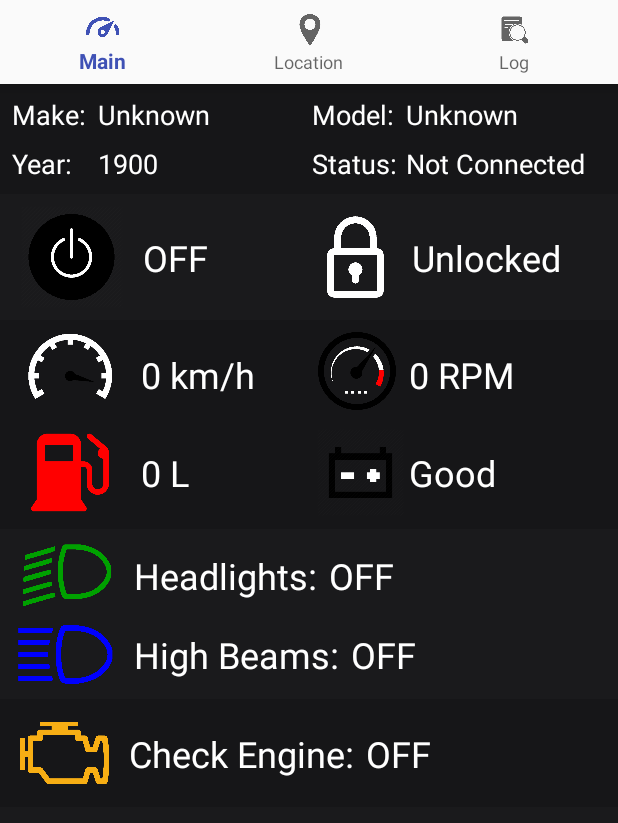
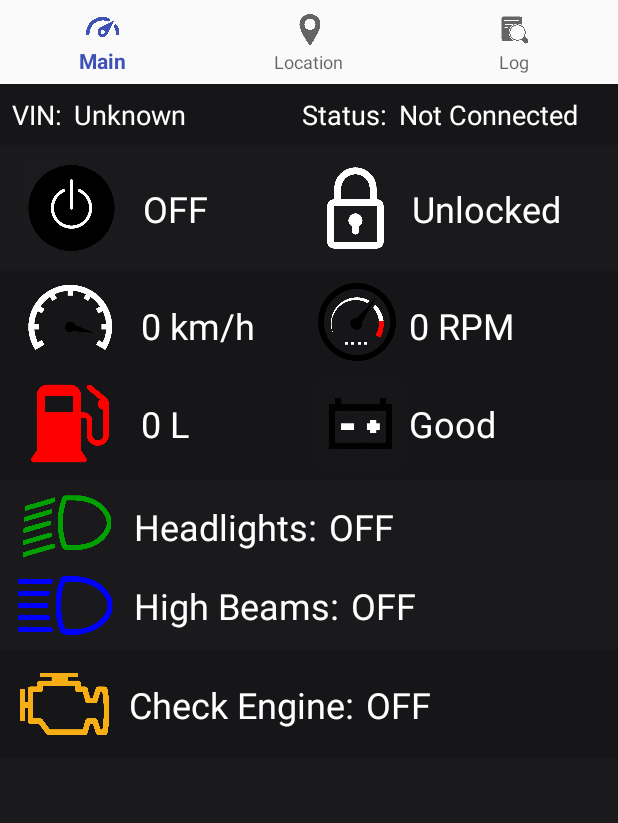
Before and after one commit to RileyMKDixon/SmartAVL, an Android app: the MainActivity screen opened directly, with no data from a screen before it, on a phone screen of 412 x 824 dp. Shown: the top 823 px of the screen. Run offline under Robolectric (Android 15) with nearby library versions, the phone set to English and light mode, and no system bars.

Commit message:
Vehicles now identified using VIN number instead of make/model/year, which isn't standardly obtainable over CAN bus

```diff
--- a/Android/SmartAVL/app/src/main/java/ece492/smartavl/activities/MainActivity.java
+++ b/Android/SmartAVL/app/src/main/java/ece492/smartavl/activities/MainActivity.java
@@ -9,9 +9,7 @@ import ece492.smartavl.data.VehicleData;
 
 public class MainActivity extends MainNavigationActivity {
 
-    private TextView make_textView;
-    private TextView model_textView;
-    private TextView year_textView;
+    private TextView vin_textView;
     private TextView status_textView;
     private TextView ignition_textView;
     private TextView lock_textView;
@@ -46,9 +44,7 @@ public class MainActivity extends MainNavigationActivity {
 
         navigation.setSelectedItemId(R.id.navigation_main);
 
-        make_textView = findViewById(R.id.make_textView);
-        model_textView = findViewById(R.id.model_textView);
-        year_textView = findViewById(R.id.year_textView);
+        vin_textView = findViewById(R.id.vin_textView);
         status_textView = findViewById(R.id.status_textView);
         ignition_textView = findViewById(R.id.ignition_textView);
         lock_textView = findViewById(R.id.lock_textView);
@@ -65,9 +61,7 @@ public class MainActivity extends MainNavigationActivity {
 
     protected void updateDisplay() {
         // update on screen elements to match data in VehicleData
-        setMake(VehicleData.getMake());
-        setModel(VehicleData.getModel());
-        setYear(VehicleData.getYear());
+        setVIN(VehicleData.getVIN());
         setConnectionStatus(VehicleData.getConnectionStatus());
         setIgnitionStatus(VehicleData.getIgnitionStatus());
         setLockStatus(VehicleData.getLockStatus());
@@ -80,19 +74,9 @@ public class MainActivity extends MainNavigationActivity {
         setCheckEngineStatus(VehicleData.getCheckEngineStatus());
     }
 
-    public void setMake(String make) {
-        make_textView.setText(make);
-        make_textView.invalidate();
-    }
-
-    public void setModel(String model) {
-        model_textView.setText(model);
-        model_textView.invalidate();
-    }
-
-    public void setYear(int year) {
-        year_textView.setText(String.valueOf(year));
-        year_textView.invalidate();
+    public void setVIN(String vin) {
+        vin_textView.setText(vin);
+        vin_textView.invalidate();
     }
 
     public boolean setConnectionStatus(int status) {
--- a/Android/SmartAVL/app/src/main/java/ece492/smartavl/data/VehicleData.java
+++ b/Android/SmartAVL/app/src/main/java/ece492/smartavl/data/VehicleData.java
@@ -29,10 +29,7 @@ public class VehicleData {
 
     private static int bluetoothStatus = BLUETOOTH_NOT_INITIALIZED;
 
-    private static String vehicleMake = "Unknown";
-    private static String vehicleModel = "Unknown";
-
-    private static int vehicleYear = 1900;
+    private static String vehicleVIN = "Unknown";
 
     private static int vehicleSpeed = 0;
     private static int vehicleRPM = 0;
@@ -51,9 +48,7 @@ public class VehicleData {
 
 
     public static void setToDefaults() {
-        vehicleMake = "Unknown";
-        vehicleModel = "Unknown";
-        vehicleYear = 1900;
+        vehicleVIN = "Unknown";
         vehicleSpeed = 0;
         vehicleRPM = 0;
         vehicleFuelVolume = 0;
@@ -92,51 +87,19 @@ public class VehicleData {
     }
 
     /**
-     * Returns the make of the vehicle
+     * Returns the VIN of the vehicle
      * @return
      */
-    public static String getMake() {
-        return vehicleMake;
+    public static String getVIN() {
+        return vehicleVIN;
     }
 
     /**
-     * Sets the make of the vehicle
-     * @param make
+     * Sets the VIN of the vehicle
+     * @param vin
      */
-    public static void setMake(String make) {
-        vehicleMake = make;
-    }
-
-    /**
-     * Returns the model of the vehicle
-     * @return
-     */
-    public static String getModel() {
-        return vehicleModel;
-    }
-
-    /**
-     * Sets the model of the vehicle
-     * @param model
-     */
-    public static void setModel(String model) {
-        vehicleModel = model;
-    }
-
-    /**
-     * Returns the year of the vehicle
-     * @return
-     */
-    public static int getYear() {
-        return vehicleYear;
-    }
-
-    /**
-     * Sets the year of the vehicle
-     * @param year
-     */
-    public static void setYear(int year) {
-        vehicleYear = year;
+    public static void setMake(String vin) {
+        vehicleVIN = vin;
     }
 
     /**
--- a/Android/SmartAVL/app/src/main/res/layout/activity_main.xml
+++ b/Android/SmartAVL/app/src/main/res/layout/activity_main.xml
@@ -28,92 +28,52 @@
         app:layout_constraintTop_toBottomOf="@+id/navigation">
 
         <TextView
-            android:id="@+id/year_title_textView"
-            android:layout_width="wrap_content"
-            android:layout_height="wrap_content"
-            android:layout_marginTop="8dp"
-            android:layout_marginBottom="8dp"
-            android:text="@string/year_title"
-            android:textColor="@android:color/white"
-            android:textSize="18sp"
-            app:layout_constraintBottom_toBottomOf="parent"
-            app:layout_constraintStart_toStartOf="@+id/make_title_textView"
-            app:layout_constraintTop_toBottomOf="@+id/make_title_textView" />
-
-        <TextView
-            android:id="@+id/make_textView"
+            android:id="@+id/vin_textView"
             android:layout_width="wrap_content"
             android:layout_height="wrap_content"
             android:layout_marginStart="8dp"
-            android:text="@string/make"
+            android:text="@string/vin"
             android:textColor="@android:color/white"
             android:textSize="18sp"
-            app:layout_constraintStart_toEndOf="@+id/make_title_textView"
-            app:layout_constraintTop_toTopOf="@+id/make_title_textView" />
-
-        <TextView
-            android:id="@+id/year_textView"
-            android:layout_width="wrap_content"
-            android:layout_height="wrap_content"
-            android:text="@string/year"
-            android:textColor="@android:color/white"
-            android:textSize="18sp"
-            app:layout_constraintStart_toStartOf="@+id/make_textView"
-            app:layout_constraintTop_toTopOf="@+id/year_title_textView" />
+            app:layout_constraintStart_toEndOf="@+id/vin_title_textView"
+            app:layout_constraintTop_toTopOf="@+id/vin_title_textView" />
 
         <TextView
             android:id="@+id/status_title_textView"
             android:layout_width="wrap_content"
             android:layout_height="wrap_content"
+            android:layout_marginStart="160dp"
             android:text="@string/status_title"
             android:textColor="@android:color/white"
             android:textSize="18sp"
-            app:layout_constraintStart_toStartOf="@+id/model_title_textView"
-            app:layout_constraintTop_toTopOf="@+id/year_textView" />
+            app:layout_constraintStart_toEndOf="@+id/vin_title_textView"
+            app:layout_constraintTop_toTopOf="@+id/vin_title_textView" />
 
         <TextView
             android:id="@+id/status_textView"
             android:layout_width="wrap_content"
             android:layout_height="wrap_content"
+            android:layout_marginStart="8dp"
             android:text="@string/status_connected"
             android:textColor="@android:color/white"
             android:textSize="18sp"
-            app:layout_constraintStart_toStartOf="@+id/model_textView"
+            app:layout_constraintStart_toEndOf="@+id/status_title_textView"
             app:layout_constraintTop_toTopOf="@+id/status_title_textView" />
 
         <TextView
-            android:id="@+id/model_title_textView"
-            android:layout_width="wrap_content"
-            android:layout_height="wrap_content"
-            android:layout_marginStart="200dp"
-            android:text="@string/model_title"
-            android:textColor="@android:color/white"
-            android:textSize="18sp"
-            app:layout_constraintStart_toStartOf="@+id/make_title_textView"
-            app:layout_constraintTop_toTopOf="@+id/make_title_textView" />
-
-        <TextView
-            android:id="@+id/make_title_textView"
+            android:id="@+id/vin_title_textView"
             android:layout_width="wrap_content"
             android:layout_height="wrap_content"
             android:layout_marginStart="8dp"
             android:layout_marginTop="8dp"
-            android:text="@string/make_title"
+            android:layout_marginBottom="8dp"
+            android:text="@string/vin_title"
             android:textColor="@android:color/white"
             android:textSize="18sp"
+            app:layout_constraintBottom_toBottomOf="parent"
             app:layout_constraintStart_toStartOf="parent"
             app:layout_constraintTop_toTopOf="parent" />
 
-        <TextView
-            android:id="@+id/model_textView"
-            android:layout_width="wrap_content"
-            android:layout_height="wrap_content"
-            android:layout_marginStart="8dp"
-            android:text="@string/model"
-            android:textColor="@android:color/white"
-            android:textSize="18sp"
-            app:layout_constraintStart_toEndOf="@+id/model_title_textView"
-            app:layout_constraintTop_toTopOf="@+id/model_title_textView" />
     </android.support.constraint.ConstraintLayout>
 
     <android.support.constraint.ConstraintLayout
--- a/Android/SmartAVL/app/src/main/res/values/strings.xml
+++ b/Android/SmartAVL/app/src/main/res/values/strings.xml
@@ -13,12 +13,8 @@
     <string name="map_latitude">Latitude:</string>
     <string name="map_longitude">Longitude:</string>
     <string name="map_marker_title">Current Vehicle Location</string>
-    <string name="make_title">Make:</string>
-    <string name="make"></string>
-    <string name="model_title">Model:</string>
-    <string name="model"></string>
-    <string name="year_title">Year:</string>
-    <string name="year"></string>
+    <string name="vin_title">VIN:</string>
+    <string name="vin"></string>
     <string name="status_title">Status:</string>
     <string name="status_connected">Connected</string>
     <string name="status_disconnected">Not Connected</string>
```
